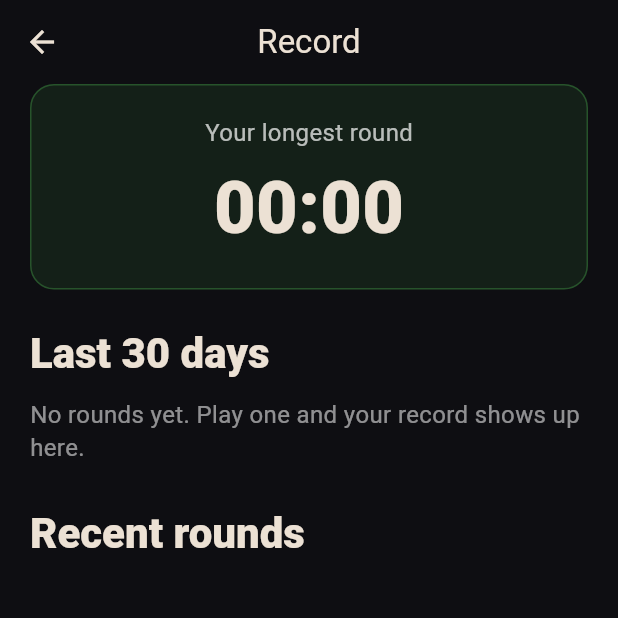
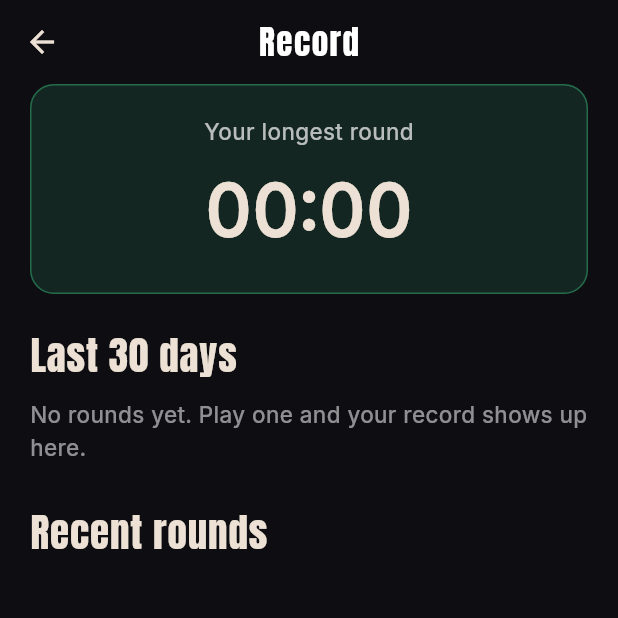
Before and after one commit to dharaneesh-r/who-pays, a Flutter app: the screen it shows after launch, after a tap on "My record", on a phone screen of 412 x 824 dp, the top half of it. Run offline on Flutter 3.47's test engine with Material 3 defaults, Android fonts, the phone set to English and light mode, and no system bars; our stand-ins replace audioplayers, flutter_animate, flutter_riverpod, go_router, google_mobile_ads, in_app_purchase and 9 more; missing offline and left inert: mobile_scanner; accounts and stored records are empty.

Commit message:
Design: bundle Anton + Inter, new type scale, component themes, motion on the result

```diff
--- a/lib/core/theme/app_theme.dart
+++ b/lib/core/theme/app_theme.dart
@@ -2,12 +2,30 @@ import 'package:flutter/material.dart';
 
 /// The game is read from across a dinner table, often in dim restaurant light.
 /// Everything is dark, high contrast and oversized on purpose.
+///
+/// Both fonts are bundled rather than fetched. Without them the app falls back
+/// to each phone's system font — Realme, Samsung and Pixel all ship different
+/// ones, so the app looked like a different product on every device.
 abstract final class AppTheme {
-  static const Color bg = Color(0xFF0E0E12);
-  static const Color surface = Color(0xFF1A1A21);
-  static const Color accent = Color(0xFFFFB300); // timer / brand
-  static const Color danger = Color(0xFFE53935); // caught
-  static const Color safe = Color(0xFF43A047); // still in the game
+  static const bg = Color(0xFF0E0E12);
+  static const surface = Color(0xFF17171E);
+  static const surfaceHigh = Color(0xFF212129);
+  static const accent = Color(0xFFFFB300); // timer / brand
+  static const danger = Color(0xFFE5392F); // caught
+  static const safe = Color(0xFF3DD68C); // still in the game
+
+  /// Headlines only. Anton is heavy and condensed — it shouts, which is the
+  /// right register for a game about public embarrassment.
+  static const display = 'Anton';
+
+  /// Everything else. Inter is a variable font, so weights are applied through
+  /// [FontVariation] rather than `fontWeight`, which a variable font ignores.
+  static const body = 'Inter';
+
+  static List<FontVariation> weight(double w) => [FontVariation('wght', w)];
+
+  /// The clock. Tabular figures stop the digits jittering as they tick.
+  static const _tabular = [FontFeature.tabularFigures()];
 
   static ThemeData get dark {
     final scheme = ColorScheme.fromSeed(
@@ -20,18 +38,26 @@ abstract final class AppTheme {
       useMaterial3: true,
       colorScheme: scheme,
       scaffoldBackgroundColor: bg,
-      appBarTheme: const AppBarTheme(
+      fontFamily: body,
+      splashFactory: InkSparkle.splashFactory,
+      appBarTheme: AppBarTheme(
         backgroundColor: Colors.transparent,
         elevation: 0,
         centerTitle: true,
+        titleTextStyle: const TextStyle(
+          fontFamily: display,
+          fontSize: 22,
+          letterSpacing: 1,
+          color: Colors.white,
+        ),
       ),
       filledButtonTheme: FilledButtonThemeData(
         style: FilledButton.styleFrom(
-          minimumSize: const Size.fromHeight(64),
+          minimumSize: const Size.fromHeight(62),
           textStyle: const TextStyle(
+            fontFamily: display,
             fontSize: 20,
-            fontWeight: FontWeight.w700,
-            letterSpacing: 0.5,
+            letterSpacing: 1.2,
           ),
           shape: RoundedRectangleBorder(
             borderRadius: BorderRadius.circular(18),
@@ -40,24 +66,89 @@ abstract final class AppTheme {
       ),
       outlinedButtonTheme: OutlinedButtonThemeData(
         style: OutlinedButton.styleFrom(
-          minimumSize: const Size.fromHeight(64),
-          textStyle: const TextStyle(fontSize: 18, fontWeight: FontWeight.w600),
+          minimumSize: const Size.fromHeight(62),
+          side: BorderSide(color: Colors.white.withValues(alpha: 0.18)),
+          textStyle: const TextStyle(
+            fontFamily: display,
+            fontSize: 18,
+            letterSpacing: 1.2,
+          ),
           shape: RoundedRectangleBorder(
             borderRadius: BorderRadius.circular(18),
           ),
         ),
       ),
-      textTheme: const TextTheme(
+      chipTheme: ChipThemeData(
+        backgroundColor: surface,
+        selectedColor: accent.withValues(alpha: 0.22),
+        side: BorderSide(color: Colors.white.withValues(alpha: 0.10)),
+        labelStyle: TextStyle(
+          fontFamily: body,
+          fontSize: 15,
+          fontVariations: weight(600),
+          color: Colors.white.withValues(alpha: 0.92),
+        ),
+        padding: const EdgeInsets.symmetric(horizontal: 14, vertical: 10),
+        shape: RoundedRectangleBorder(
+          borderRadius: BorderRadius.circular(14),
+        ),
+      ),
+      inputDecorationTheme: InputDecorationTheme(
+        filled: true,
+        fillColor: surface,
+        border: OutlineInputBorder(
+          borderRadius: BorderRadius.circular(14),
+          borderSide: BorderSide.none,
+        ),
+        contentPadding:
+            const EdgeInsets.symmetric(horizontal: 16, vertical: 18),
+      ),
+      snackBarTheme: SnackBarThemeData(
+        backgroundColor: surfaceHigh,
+        contentTextStyle: const TextStyle(fontFamily: body, color: Colors.white),
+        behavior: SnackBarBehavior.floating,
+        shape: RoundedRectangleBorder(
+          borderRadius: BorderRadius.circular(14),
+        ),
+      ),
+      textTheme: TextTheme(
         // The running clock. Must be legible from the far side of the table.
-        displayLarge: TextStyle(
+        displayLarge: const TextStyle(
+          fontFamily: body,
           fontSize: 88,
-          fontWeight: FontWeight.w800,
-          letterSpacing: -2,
-          fontFeatures: [FontFeature.tabularFigures()],
+          height: 1,
+          letterSpacing: -3,
+          fontVariations: [FontVariation('wght', 800)],
+          fontFeatures: _tabular,
         ),
-        headlineMedium: TextStyle(fontSize: 28, fontWeight: FontWeight.w800),
-        titleMedium: TextStyle(fontSize: 18, fontWeight: FontWeight.w600),
-        bodyMedium: TextStyle(fontSize: 16, height: 1.4),
+        // Big shouty headlines: WHO PAYS?, CAUGHT, DON'T TOUCH IT.
+        displayMedium: const TextStyle(
+          fontFamily: display,
+          fontSize: 64,
+          height: 1.02,
+          letterSpacing: 0.5,
+        ),
+        headlineMedium: const TextStyle(
+          fontFamily: display,
+          fontSize: 26,
+          letterSpacing: 0.6,
+        ),
+        titleMedium: TextStyle(
+          fontFamily: body,
+          fontSize: 17,
+          fontVariations: weight(650),
+        ),
+        bodyMedium: TextStyle(
+          fontFamily: body,
+          fontSize: 15,
+          height: 1.45,
+          fontVariations: weight(450),
+        ),
+        labelLarge: TextStyle(
+          fontFamily: body,
+          fontSize: 14,
+          fontVariations: weight(600),
+        ),
       ),
     );
   }
--- a/lib/features/home/presentation/home_screen.dart
+++ b/lib/features/home/presentation/home_screen.dart
@@ -39,7 +39,7 @@ class HomeScreen extends ConsumerWidget {
               // than removed, so it never confuses an ordinary player.
               GestureDetector(
                 onLongPress: () => context.push(DetectorDebugScreen.path),
-                child: Text('WHO\nPAYS?', style: text.displayLarge),
+                child: Text('WHO\nPAYS?', style: text.displayMedium),
               ),
               const SizedBox(height: 12),
               Text(
```
Also changed, not shown: assets/fonts/OFL-Anton.txt (added, +93 -0 lines), assets/fonts/OFL-Inter.txt (added, +93 -0 lines), lib/features/game/presentation/result_view.dart (+20 -2 lines), pubspec.yaml (+12 -0 lines), assets/fonts/Anton-Regular.ttf (added), assets/fonts/Inter-Variable.ttf (added), pubspec.lock.
